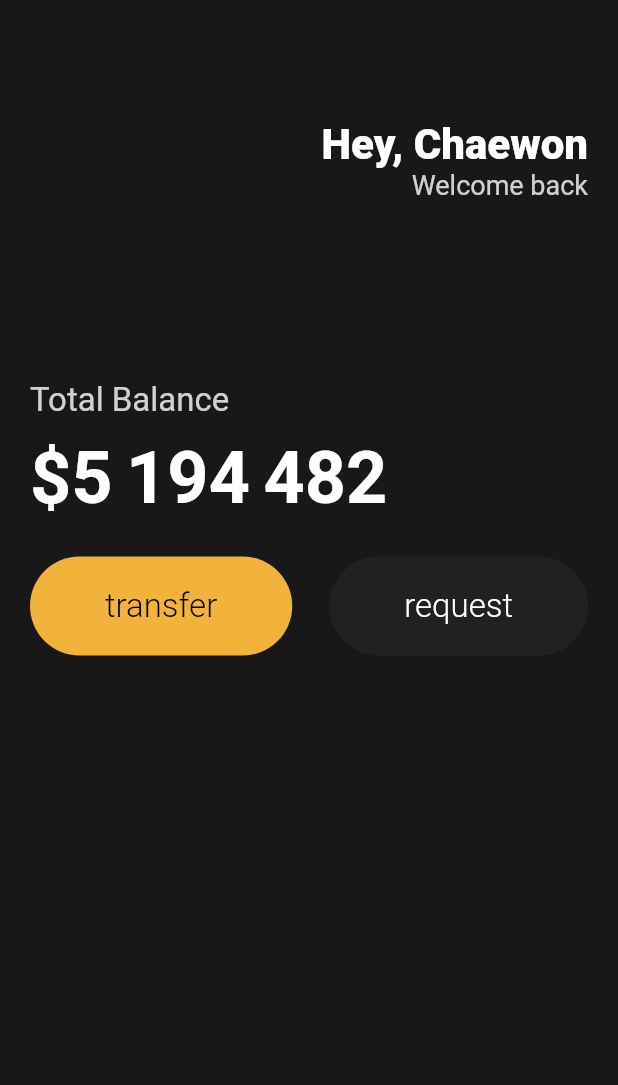
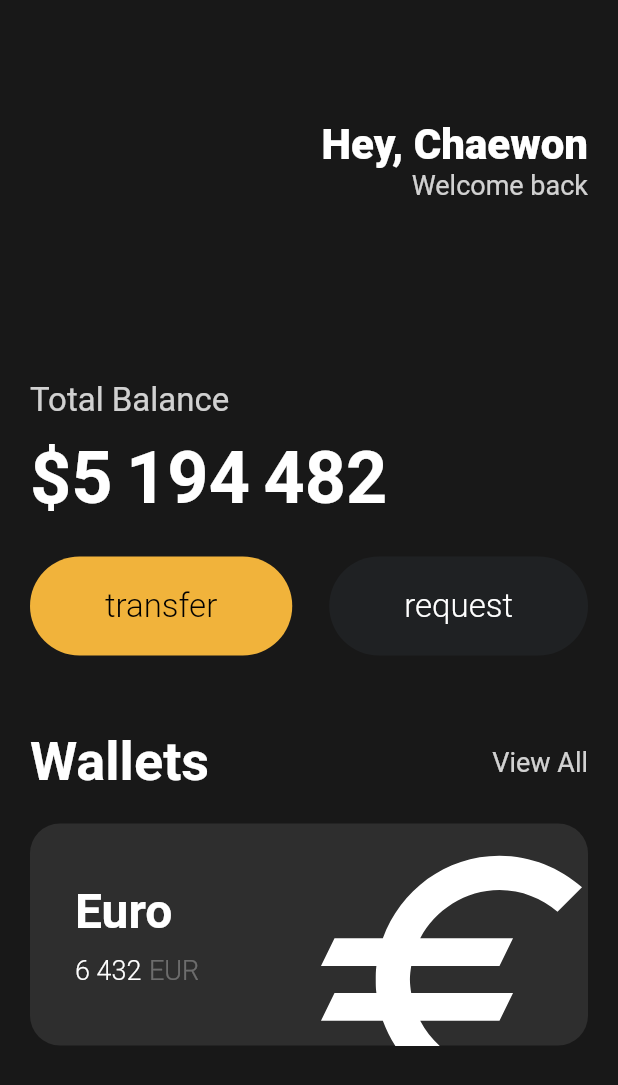
Before and after one commit to nachwon/flutter-tutorial, a Flutter app: the screen it shows after launch, on a phone screen of 412 x 824 dp. Shown: the top 1085 px of the screen. Run offline on Flutter 3.47's test engine with Material 2 defaults, Android fonts, the phone set to English and light mode, and no system bars.

Commit message:
Add card

```diff
--- a/lib/main.dart
+++ b/lib/main.dart
@@ -84,7 +84,92 @@ class App extends StatelessWidget {
                       textColor: Colors.white,
                     ),
                   ],
-                )
+                ),
+                const SizedBox(height: 50),
+                Row(
+                  mainAxisAlignment: MainAxisAlignment.spaceBetween,
+                  crossAxisAlignment: CrossAxisAlignment.center,
+                  children: [
+                    const Text(
+                      'Wallets',
+                      style: TextStyle(
+                          color: Colors.white,
+                          fontSize: 36,
+                          fontWeight: FontWeight.w600),
+                    ),
+                    Text(
+                      'View All',
+                      style: TextStyle(
+                        color: Colors.white.withOpacity(0.8),
+                        fontSize: 18,
+                      ),
+                    ),
+                  ],
+                ),
+                const SizedBox(
+                  height: 20,
+                ),
+                Container(
+                    clipBehavior: Clip.hardEdge,
+                    decoration: BoxDecoration(
+                      color: const Color.fromARGB(255, 46, 46, 46),
+                      borderRadius: BorderRadius.circular(20),
+                    ),
+                    child: Padding(
+                      padding: const EdgeInsets.all(30),
+                      child: Row(
+                        mainAxisAlignment: MainAxisAlignment.spaceBetween,
+                        children: [
+                          Column(
+                            crossAxisAlignment: CrossAxisAlignment.start,
+                            children: [
+                              const Text(
+                                'Euro',
+                                style: TextStyle(
+                                  color: Colors.white,
+                                  fontSize: 32,
+                                  fontWeight: FontWeight.bold,
+                                ),
+                              ),
+                              const SizedBox(
+                                height: 10,
+                              ),
+                              Row(
+                                children: [
+                                  const Text(
+                                    '6 432',
+                                    style: TextStyle(
+                                        color: Colors.white,
+                                        fontSize: 18,
+                                        fontWeight: FontWeight.w300),
+                                  ),
+                                  const SizedBox(width: 5),
+                                  Text(
+                                    'EUR',
+                                    style: TextStyle(
+                                      color: Colors.white.withOpacity(0.3),
+                                      fontSize: 18,
+                                      fontWeight: FontWeight.w300,
+                                    ),
+                                  ),
+                                ],
+                              ),
+                            ],
+                          ),
+                          Transform.scale(
+                            scale: 2.5,
+                            child: Transform.translate(
+                              offset: const Offset(-5, 12),
+                              child: const Icon(
+                                Icons.euro_sharp,
+                                color: Colors.white,
+                                size: 88,
+                              ),
+                            ),
+                          )
+                        ],
+                      ),
+                    ))
               ],
             ),
           )),
```
